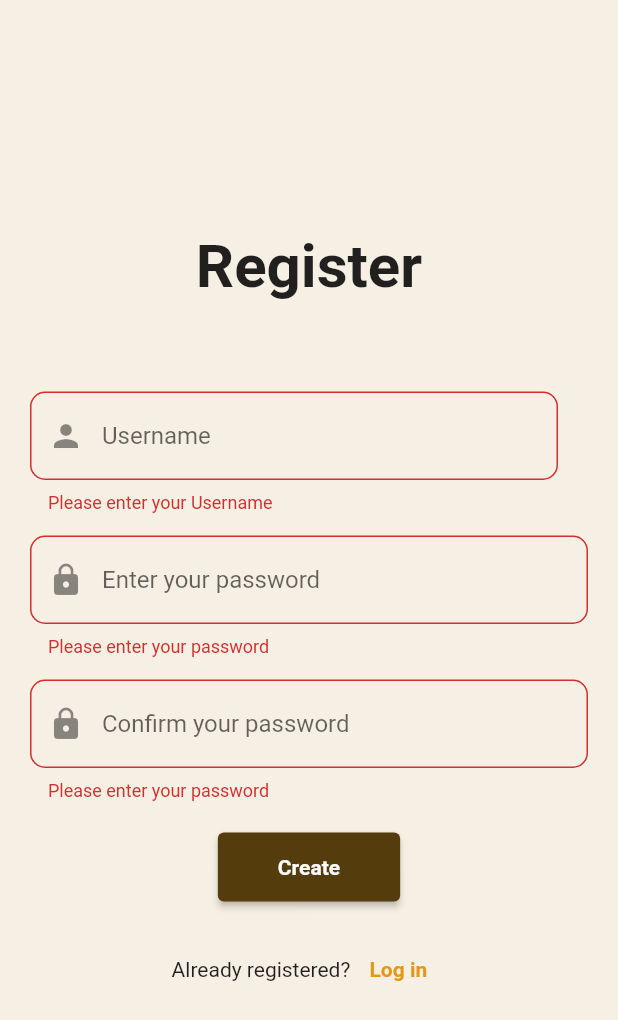
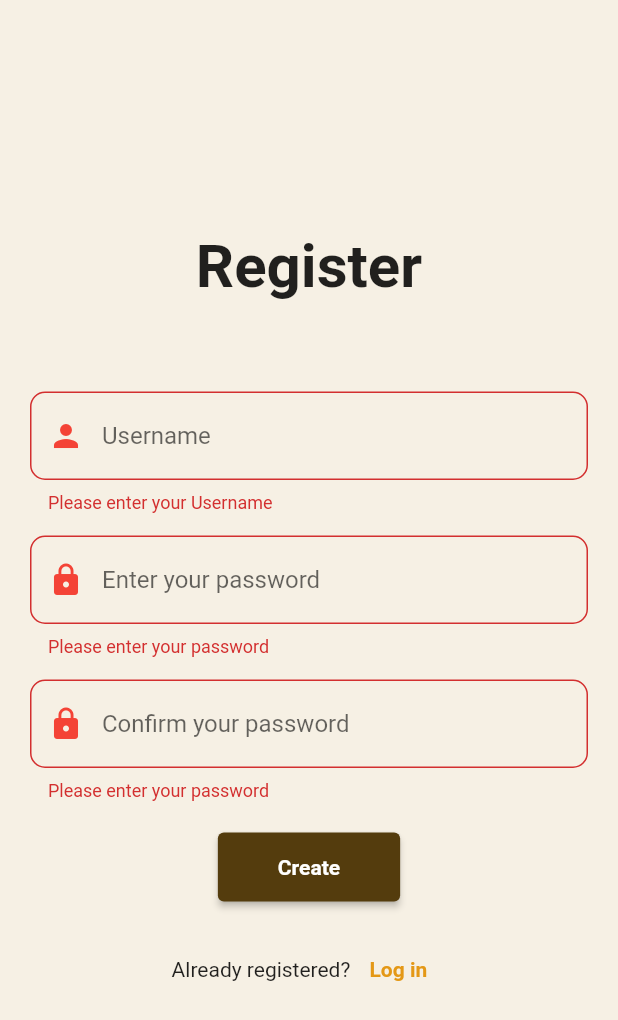
Before and after one commit to aryapangestu/Project_WTB-Travel, a Flutter app: the RegisterPage screen opened directly, after a tap on "Create", on a phone screen of 412 x 824 dp. Shown: the top 1020 px of the screen. Run offline on Flutter 3.47's test engine with Material 2 defaults, Android fonts, the phone set to English and light mode, and no system bars; our stand-ins replace flutter_rating_bar, nb_utils; missing offline and left inert: google_maps_widget.

Commit message:
add fitur registrasi

```diff
--- a/EndUser_WTB-Travel/wtb_travel/lib/views/login_screen.dart
+++ b/EndUser_WTB-Travel/wtb_travel/lib/views/login_screen.dart
@@ -1,5 +1,5 @@
 import 'package:flutter/material.dart';
-import 'package:wtb_travel/controllers/login_controller.dart';
+import 'package:wtb_travel/controllers/authentication_controller.dart';
 import 'package:wtb_travel/views/full_app_screen.dart';
 import 'package:wtb_travel/views/register_screen.dart';
 
--- a/EndUser_WTB-Travel/wtb_travel/lib/views/register_screen.dart
+++ b/EndUser_WTB-Travel/wtb_travel/lib/views/register_screen.dart
@@ -1,4 +1,5 @@
 import 'package:flutter/material.dart';
+import 'package:wtb_travel/controllers/Authentication_controller.dart';
 import 'package:wtb_travel/views/login_screen.dart';
 
 class RegisterPage extends StatefulWidget {
@@ -13,7 +14,23 @@ class _RegisterPageState extends State<RegisterPage> {
   var rememberValue = false;
 
   Widget build(BuildContext context) {
-    return Scaffold(
+    final ThemeData themeData = Theme.of(context);
+    var username, password, password_confirmation;
+    return Theme(
+      data: themeData.copyWith(
+          inputDecorationTheme: themeData.inputDecorationTheme.copyWith(
+        prefixIconColor:
+            MaterialStateColor.resolveWith((Set<MaterialState> states) {
+          if (states.contains(MaterialState.focused)) {
+            return const Color(0xff543c0d);
+          }
+          if (states.contains(MaterialState.error)) {
+            return Colors.red;
+          }
+          return Colors.grey;
+        }),
+      )),
+      child: Scaffold(
         backgroundColor: const Color(0xfff6f0e4),
         body: Container(
           padding: const EdgeInsets.all(20),
@@ -43,20 +60,23 @@ class _RegisterPageState extends State<RegisterPage> {
                               if (value == null || value.isEmpty) {
                                 return 'Please enter your Username';
                               }
+                              username = value;
                               return null;
                             },
                             maxLines: 1,
                             decoration: InputDecoration(
                               hintText: 'Username',
                               prefixIcon: const Icon(Icons.person),
+                              focusedBorder: OutlineInputBorder(
+                                borderRadius: BorderRadius.circular(10),
+                                borderSide:
+                                    const BorderSide(color: Color(0xff543c0d)),
+                              ),
                               border: OutlineInputBorder(
                                 borderRadius: BorderRadius.circular(10),
                               ),
                             ),
                           ),
-                      ),
-                      const SizedBox(
-                        width: 20,
                         ),
                       ],
                     ),
@@ -68,6 +88,7 @@ class _RegisterPageState extends State<RegisterPage> {
                         if (value == null || value.isEmpty) {
                           return 'Please enter your password';
                         }
+                        password = value;
                         return null;
                       },
                       maxLines: 1,
@@ -75,6 +96,11 @@ class _RegisterPageState extends State<RegisterPage> {
                       decoration: InputDecoration(
                         prefixIcon: const Icon(Icons.lock),
                         hintText: 'Enter your password',
+                        focusedBorder: OutlineInputBorder(
+                          borderRadius: BorderRadius.circular(10),
+                          borderSide:
+                              const BorderSide(color: Color(0xff543c0d)),
+                        ),
                         border: OutlineInputBorder(
                           borderRadius: BorderRadius.circular(10),
                         ),
@@ -88,6 +114,7 @@ class _RegisterPageState extends State<RegisterPage> {
                         if (value == null || value.isEmpty) {
                           return 'Please enter your password';
                         }
+                        password_confirmation = value;
                         return null;
                       },
                       maxLines: 1,
@@ -95,6 +122,11 @@ class _RegisterPageState extends State<RegisterPage> {
                       decoration: InputDecoration(
                         prefixIcon: const Icon(Icons.lock),
                         hintText: 'Confirm your password',
+                        focusedBorder: OutlineInputBorder(
+                          borderRadius: BorderRadius.circular(10),
+                          borderSide:
+                              const BorderSide(color: Color(0xff543c0d)),
+                        ),
                         border: OutlineInputBorder(
                           borderRadius: BorderRadius.circular(10),
                         ),
@@ -104,8 +136,57 @@ class _RegisterPageState extends State<RegisterPage> {
                       height: 20,
                     ),
                     ElevatedButton(
+                      onPressed: () async {
+                        if (_formKey.currentState!.validate()) {
+                          var data = await register(
+                              username, password, password_confirmation);
+                          print(data);
+                          if (data[0] == 'alert') {
+                            showDialog<String>(
+                              context: context,
+                              builder: (BuildContext context) => AlertDialog(
+                                title: const Text('Registrasi berhasil'),
+                                content: const Text(
+                                    'Sekarang Anda bisa melakukan login'),
+                                actions: <Widget>[
+                                  TextButton(
                                     onPressed: () {
-                      if (_formKey.currentState!.validate()) {}
+                                      Navigator.pushReplacement(
+                                        context,
+                                        MaterialPageRoute(
+                                          builder: (context) => const LoginPage(
+                                              title: 'Login UI'),
+                                        ),
+                                      );
+                                    },
+                                    child: const Text('OK'),
+                                  ),
+                                ],
+                              ),
+                            );
+                          } else {
+                            showDialog<String>(
+                              context: context,
+                              builder: (BuildContext context) => AlertDialog(
+                                title: const Text('Registrasi gagal'),
+                                content: Wrap(
+                                    spacing: 20,
+                                    runSpacing: 20,
+                                    children: [
+                                      for (var i = 0; i < data[1].length; i++)
+                                        Text(data[1][i]),
+                                    ]),
+                                actions: <Widget>[
+                                  TextButton(
+                                    onPressed: () =>
+                                        Navigator.pop(context, 'OK'),
+                                    child: const Text('OK'),
+                                  ),
+                                ],
+                              ),
+                            );
+                          }
+                        }
                       },
                       style: ElevatedButton.styleFrom(
                         padding: const EdgeInsets.fromLTRB(40, 15, 40, 15),
@@ -150,6 +231,7 @@ class _RegisterPageState extends State<RegisterPage> {
             ],
           ),
         ),
+      ),
     );
   }
 }
```
Also changed, not shown: EndUser_WTB-Travel/wtb_travel/lib/controllers/authentication_controller.dart (added, +61 -0 lines), EndUser_WTB-Travel/wtb_travel/lib/controllers/login_controller.dart (deleted, +0 -29 lines), 2 other files. Lines whose indentation alone changed are shown as unchanged.
